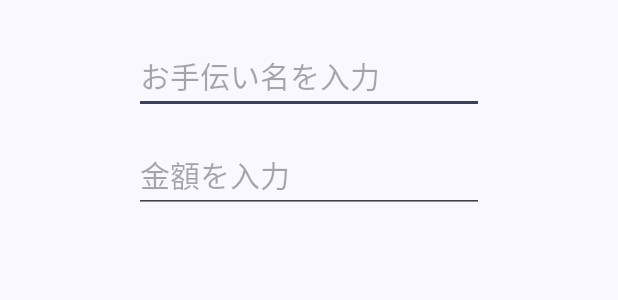
After one commit to r-ca/kidshift-android-mirror, an Android app: the layout add_task_list_dialog.xml on its own in the app's theme, with its tools: preview values and no code run, on a phone screen of 412 x 824 dp. The commit adds this screen. Shown: the top 300 px of the screen. Run offline under Robolectric (Android 15) with nearby library versions, the phone set to English and light mode, and no system bars.

```diff
--- /dev/null
+++ b/feature/parent/src/main/res/layout/add_task_list_dialog.xml
@@ -0,0 +1,34 @@
+<?xml version="1.0" encoding="utf-8"?>
+<androidx.constraintlayout.widget.ConstraintLayout xmlns:android="http://schemas.android.com/apk/res/android"
+    xmlns:app="http://schemas.android.com/apk/res-auto"
+    xmlns:tools="http://schemas.android.com/tools"
+    android:layout_width="match_parent"
+    android:layout_height="match_parent">
+
+    <EditText
+        android:id="@+id/taskname"
+        android:layout_width="wrap_content"
+        android:layout_height="wrap_content"
+        android:layout_marginTop="25dp"
+        android:ems="10"
+        android:hint="お手伝い名を入力"
+        android:inputType="text"
+        android:textSize="20dp"
+        app:layout_constraintEnd_toEndOf="parent"
+        app:layout_constraintStart_toStartOf="parent"
+        app:layout_constraintTop_toTopOf="parent" />
+
+    <EditText
+        android:id="@+id/taskmoney"
+        android:layout_width="wrap_content"
+        android:layout_height="wrap_content"
+        android:layout_marginTop="15dp"
+        android:ems="10"
+        android:inputType="number"
+        android:hint="金額を入力"
+        android:textSize="20dp"
+        app:layout_constraintEnd_toEndOf="parent"
+        app:layout_constraintStart_toStartOf="parent"
+        app:layout_constraintTop_toBottomOf="@+id/taskname" />
+
+</androidx.constraintlayout.widget.ConstraintLayout>
--- a/feature/setting/src/main/java/one/nem/kidshift/feature/setting/SettingMainFragment.java
+++ b/feature/setting/src/main/java/one/nem/kidshift/feature/setting/SettingMainFragment.java
@@ -109,10 +109,11 @@ public class SettingMainFragment extends Fragment {
         RecyclerView.Adapter mainAdapter = new SettingAdapter(child);
         recyclerView.setAdapter(mainAdapter);
 
+        //子供の名前追加のダイアログ
         LayoutInflater inflater1 = requireActivity().getLayoutInflater();
         View view1 = inflater1.inflate(R.layout.add_child_list_dialog,null);
 
-        //子供の名前追加のダイアログ
+
         MaterialAlertDialogBuilder builder = new MaterialAlertDialogBuilder(getContext());
         builder.setTitle("お子様の名前を入力してください。")
                 .setView(view1)
```
Also changed, not shown: feature/parent/src/main/java/one/nem/kidshift/feature/parent/ParentMainFragment.java (+19 -0 lines), feature/parent/src/main/res/layout/fragment_parent_main.xml (+10 -3 lines).
